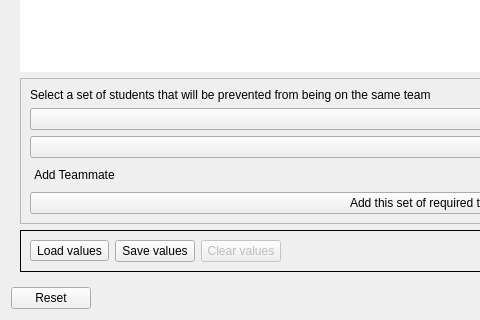
Old version of the form dialogs/teammatesRulesDialog.ui in the repository gruepr/gruepr; both pictures show x 0 to 480 and y 404 to 724 of the 886 by 724 pixel window.
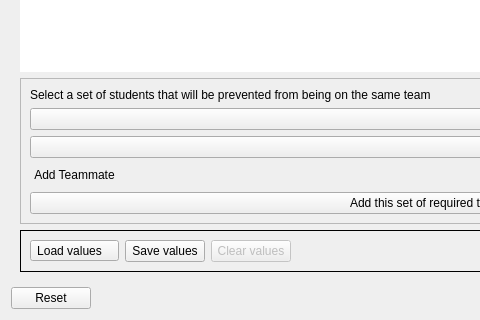
New version of the form. The open tabs and pages were chosen to show the change. Icons and pictures are not drawn. Custom widgets are drawn as their Qt base class.

Commit message: Bugfixes: proper saveFile location, students from roster given ID, auto saves/loads team meetingtimes

```diff
--- a/dialogs/teammatesRulesDialog.ui
+++ b/dialogs/teammatesRulesDialog.ui
@@ -397,7 +397,7 @@
           <item alignment="Qt::AlignLeft">
            <widget class="QToolButton" name="prevented_loadButton">
             <property name="text">
-             <string>Load values</string>
+             <string>Load values   </string>
             </property>
             <property name="popupMode">
              <enum>QToolButton::InstantPopup</enum>
```
Left out of the diff: 2 changed lines with no effect on the pictures. The commit also changes 5 other files.
